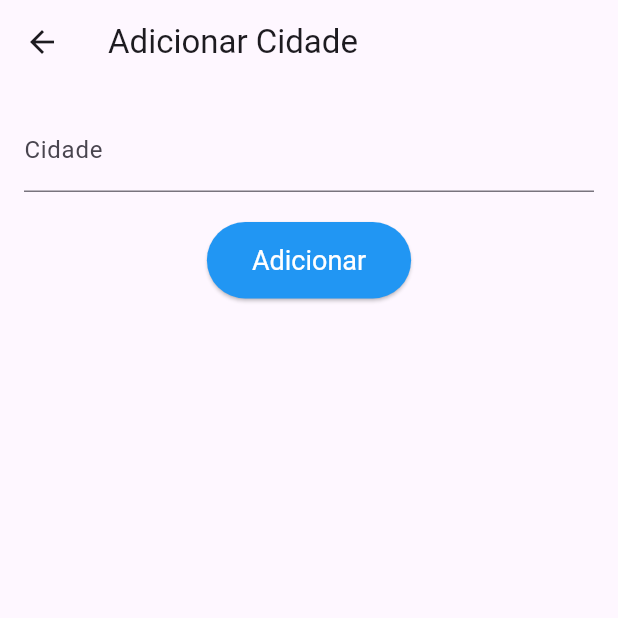
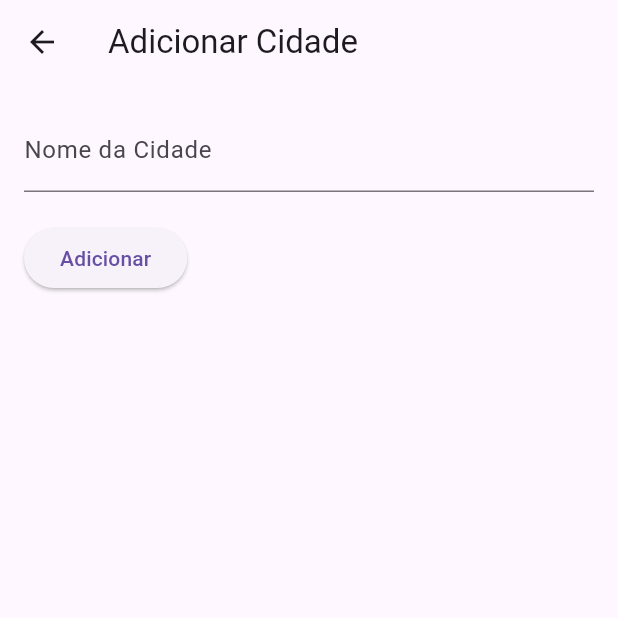
Before and after one commit to NicolasMagarinus/app_clima_flutter, a Flutter app: the AddCityForm screen opened by its route, on a phone screen of 412 x 824 dp, the top half of it. Run offline on Flutter 3.47's test engine with Material 3 defaults, Android fonts, the phone set to English and light mode, and no system bars; our stand-ins replace google_maps_flutter.

Commit message:
Adicionando CRUD de cidades e mapa (incompleto)

```diff
--- a/lib/models/weather.dart
+++ b/lib/models/weather.dart
@@ -4,6 +4,8 @@ class Weather {
   final String descricao;
   final int humidade;
   final double velocidadeVento;
+  final double latitude;
+  final double longitude;
 
   Weather({
     required this.cidade,
@@ -11,6 +13,8 @@ class Weather {
     required this.descricao,
     required this.humidade,
     required this.velocidadeVento,
+    required this.latitude,
+    required this.longitude,
   });
 
   factory Weather.fromJson(Map<String, dynamic> json) {
@@ -20,6 +24,8 @@ class Weather {
       descricao: json['weather'][0]['description'],
       humidade: json['main']['humidity'],
       velocidadeVento: json['wind']['speed'].toDouble(),
+      latitude: double.parse(json['coord']['lat'].toStringAsFixed(2)),
+      longitude: double.parse(json['coord']['lon'].toStringAsFixed(2)),
     );
   }
 }
--- a/lib/screens/city_form.dart
+++ b/lib/screens/city_form.dart
@@ -1,8 +1,19 @@
 import 'package:flutter/material.dart';
 
-class AddCityForm extends StatelessWidget {
+class AddCityForm extends StatefulWidget {
+  @override
+  _AddCityFormState createState() => _AddCityFormState();
+}
+
+class _AddCityFormState extends State<AddCityForm> {
   final _formKey = GlobalKey<FormState>();
-  final TextEditingController _cityController = TextEditingController();
+  final _cityController = TextEditingController();
+
+  @override
+  void dispose() {
+    _cityController.dispose();
+    super.dispose();
+  }
 
   @override
   Widget build(BuildContext context) {
@@ -15,13 +26,14 @@ class AddCityForm extends StatelessWidget {
         child: Form(
           key: _formKey,
           child: Column(
+            crossAxisAlignment: CrossAxisAlignment.start,
             children: [
               TextFormField(
                 controller: _cityController,
-                decoration: InputDecoration(labelText: 'Cidade'),
+                decoration: InputDecoration(labelText: 'Nome da Cidade'),
                 validator: (value) {
                   if (value == null || value.isEmpty) {
-                    return 'Por favor, insira uma cidade';
+                    return 'Por favor, insira o nome da cidade';
                   }
                   return null;
                 },
@@ -34,12 +46,6 @@ class AddCityForm extends StatelessWidget {
                   }
                 },
                 child: Text('Adicionar'),
-                style: ElevatedButton.styleFrom(
-                  backgroundColor: Colors.blue,
-                  foregroundColor: Colors.white,
-                  padding: EdgeInsets.symmetric(horizontal: 30, vertical: 15),
-                  textStyle: TextStyle(fontSize: 18),
-                ),
               ),
             ],
           ),
--- a/pubspec.yaml
+++ b/pubspec.yaml
@@ -31,6 +31,8 @@ dependencies:
   flutter:
     sdk: flutter
   http: ^1.2.1
+  google_maps_flutter: ^2.0.6
+  provider: ^6.0.3
 
 
 
```
Also changed, not shown: lib/main.dart (+18 -2 lines), lib/providers/city_provider.dart (added, +27 -0 lines), lib/screens/city_list.dart (+20 -30 lines), lib/screens/weather_details.dart (+24 -3 lines), lib/services/weather_service.dart (+39 -5 lines), lib/widgets/weather_tile.dart (+28 -0 lines), lib/screens/map_screen.dart (added), pubspec.lock, 1 other file.
